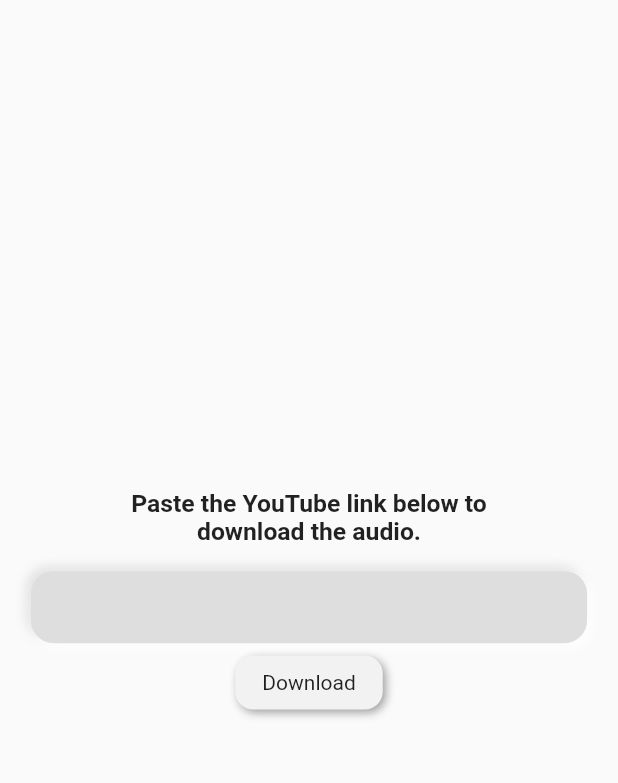
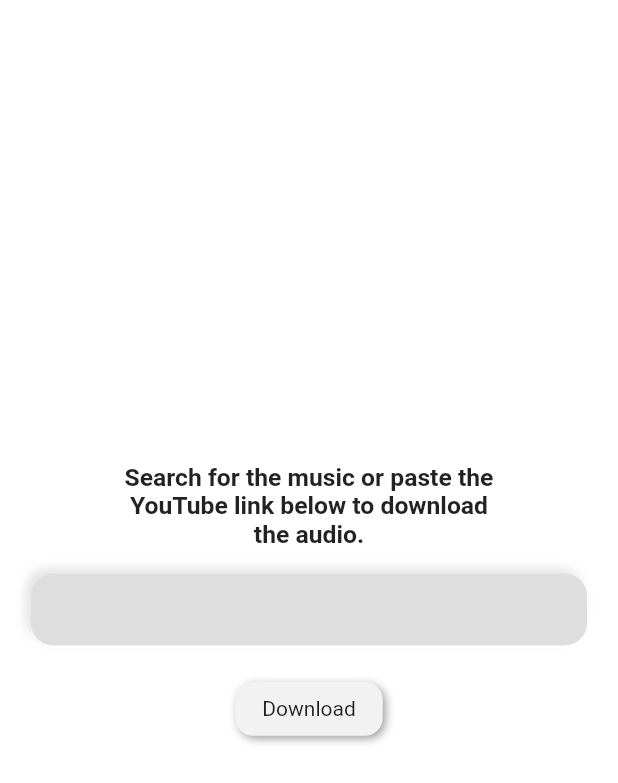
Before and after one commit to hippedorange22/YtDownloader, a Flutter app: the screen it shows after launch, on a phone screen of 412 x 824 dp. Shown: the top 783 px of the screen. Run offline on Flutter 3.47's test engine with Material 2 defaults, Android fonts, the phone set to English and light mode, and no system bars; drawn by our look-alikes of clay_containers, flutter_neumorphic; our stand-ins replace permission_handler; missing offline and left inert: downloads_path_provider_28, folder_picker, youtube_explode_dart.

Commit message:
added search queries. fixed file write error.

```diff
--- a/lib/main.dart
+++ b/lib/main.dart
@@ -21,7 +21,9 @@
   @override
   Widget build(BuildContext context) {
     return MaterialApp(title: 'YouTube Music Downloader',
-        home: Home());
+        home: Home(),
+
+    );
   }
 }
 
@@ -89,6 +91,7 @@
           FocusScope.of(context).unfocus();
         },
         child: Scaffold(
+          backgroundColor: Colors.white,
           body: Center(
             child: ValueListenableBuilder(
               valueListenable: progressListenable,
@@ -99,7 +102,7 @@
                     Container(
                       width: 0.6 * screenSize.width,
                       child: Text(
-                        "Paste the YouTube link below to download the audio.",
+                        "Search for the music or paste the YouTube link below to download the audio.",
                         textAlign: TextAlign.center,
                         style: TextStyle(fontWeight: FontWeight.bold, fontSize: 0.02 * screenSize.height),
                       ),
@@ -118,6 +121,7 @@
                             controller: textController,
                             onChanged: (value) {
                               url = value;
+                              searchQuery = value;
                             },
                             decoration: InputDecoration(border: InputBorder.none,
 
@@ -129,6 +133,7 @@
                     SizedBox(
                       height: 0.01 * screenSize.height,
                     ),
+                    Text(sharedURL),
                     downloadStarted
                         ? Container()
                         : NeumorphicButton(
@@ -146,12 +151,18 @@
                             : const Text('Download'),
                         onPressed: () async {
                           try {
+
                             if(isLoading)
                               {return;} else {
+                              setState(() {
+                                exceptionError = false;
+                                isLoading = true;
+                              });
+                              await ytDl.search.getVideos(searchQuery).then((value) => url = value[0].url);
                               if (url == "" || url == null) {
                                 ScaffoldMessenger.of(context).showSnackBar(SnackBar(
                                   content: Text(
-                                    "Please paste a YouTube link first.",
+                                    "Please enter the search query or paste a YouTube link first.",
                                   ),
                                   shape: RoundedRectangleBorder(borderRadius: BorderRadius.all(Radius.circular(15))),
                                   duration: Duration(seconds: 5),
@@ -159,10 +170,8 @@
                                 ));
                               } else {
                                 FocusScope.of(context).unfocus();
-                                setState(() {
-                                  exceptionError = false;
-                                  isLoading = true;
-                                });
+
+
                                 var yt = YoutubeExplode();
                                 var id = VideoId(url.trim());
                                 var video = await yt.videos.get(id);
@@ -181,13 +190,15 @@
 
                                 // Build the directory.
                                 var dir = await DownloadsPathProvider.downloadsDirectory;
-                                var filePath = paths.join(downloadsPath, '${video.title}.mp3');
+                                var filePath = paths.join(downloadsPath, '${video.title.replaceAll("|", "")}.mp3');
 
                                 // Open the file to write.
                                 var file = File(filePath);
                                 var fileStream = file.openWrite();
+
                                 var len = audio.size.totalBytes;
                                 var count = 0;
+
 
                                 await yt.videos.streamsClient.get(audio).pipe(fileStream);
 
```
